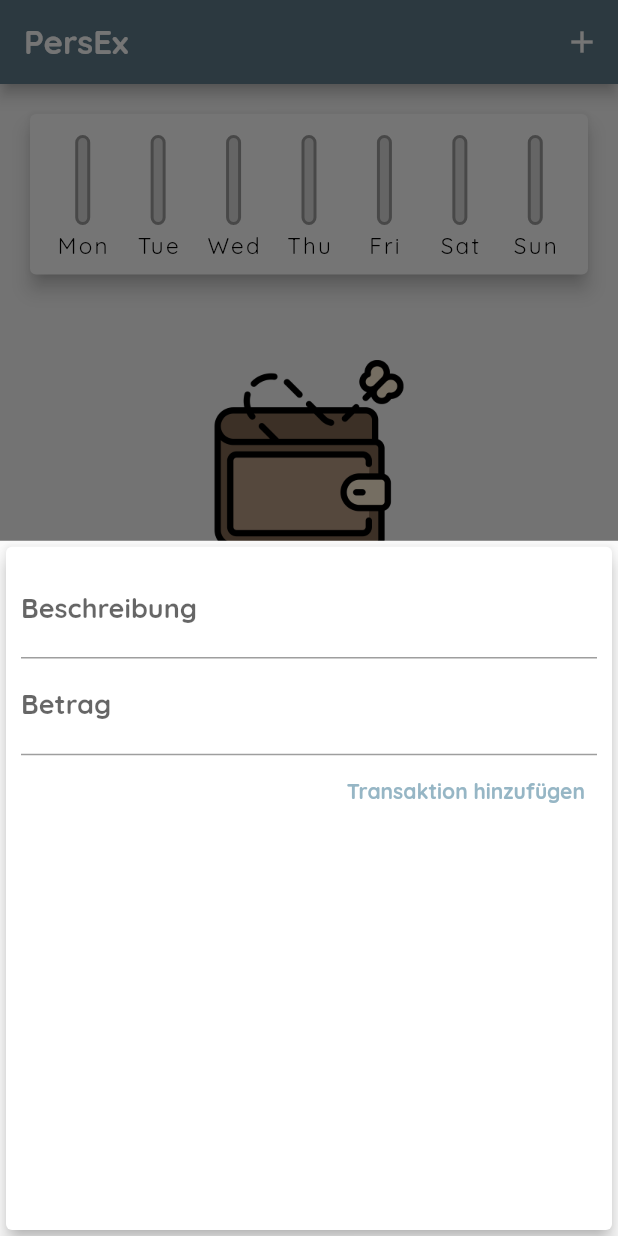
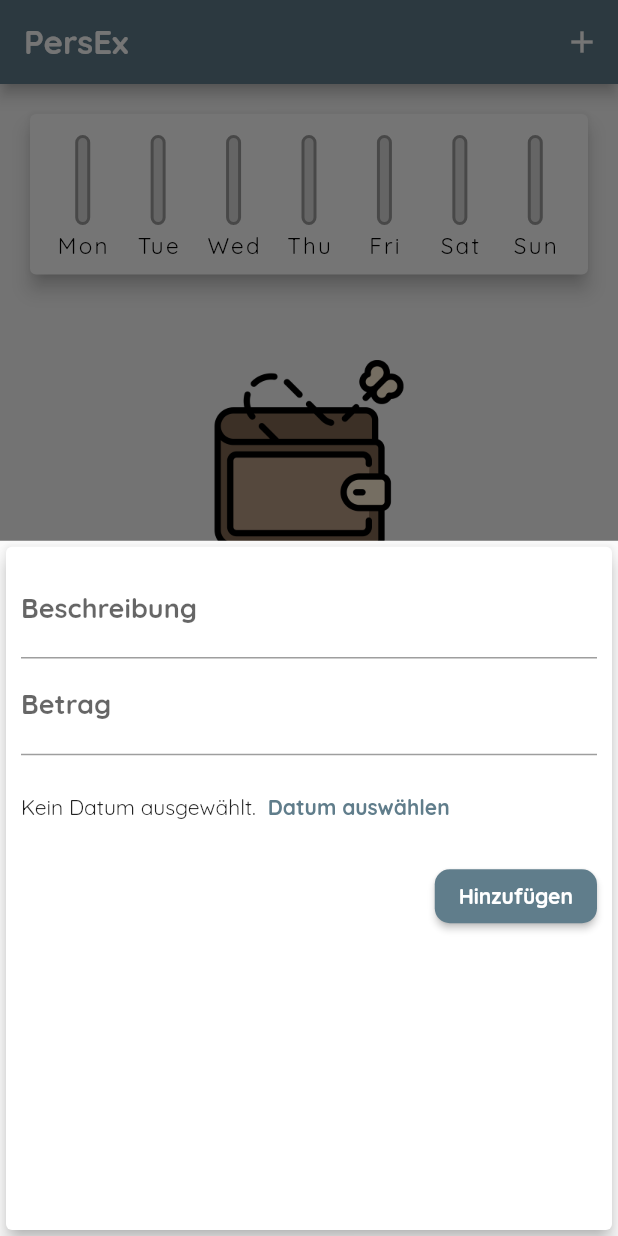
Before and after one commit to Totemi1324/personal_expenses, a Flutter app: the screen it shows after launch, after a tap on the "add" icon, on a phone screen of 412 x 824 dp. Run offline on Flutter 3.47's test engine with Material 2 defaults, Android fonts, the phone set to English and light mode, and no system bars.

Commit message:
Implement first skeleton for date picker

```diff
--- a/lib/widgets/new_transaction_form.dart
+++ b/lib/widgets/new_transaction_form.dart
@@ -77,16 +77,39 @@ class _NewTransactionFormState extends State<NewTransactionForm> {
                   .number, // On iOS: TextInputType.numberWithOptions(decimal: true)
               onSubmitted: (_) => onSubmitData(context),
             ),
-            TextButton(
+            SizedBox(
+              height: 70,
+              child: Row(
+                children: [
+                  const Text('Kein Datum ausgewählt.'),
+                  TextButton(
+                    style: ButtonStyle(
+                      foregroundColor: MaterialStateProperty.all(
+                          Theme.of(context).primaryColor),
+                    ),
+                    onPressed: () {},
+                    child: const Text(
+                      "Datum auswählen",
+                      style: TextStyle(
+                        fontWeight: FontWeight.bold,
+                      ),
+                    ),
+                  )
+                ],
+              ),
+            ),
+            ElevatedButton(
               onPressed: () => onSubmitData(context),
-              style: ButtonStyle(
-                foregroundColor: MaterialStateProperty.all(
-                    const Color.fromARGB(255, 150, 182, 197)),
+              style: ElevatedButton.styleFrom(
+                backgroundColor: Theme.of(context).primaryColor,
+                shape: RoundedRectangleBorder(
+                  borderRadius: BorderRadius.circular(10),
+                )
               ),
               child: const Text(
-                'Transaktion hinzufügen',
+                'Hinzufügen',
                 style: TextStyle(
-                  fontWeight: FontWeight.w700,
+                  fontWeight: FontWeight.bold,
                 ),
               ),
             )
```
